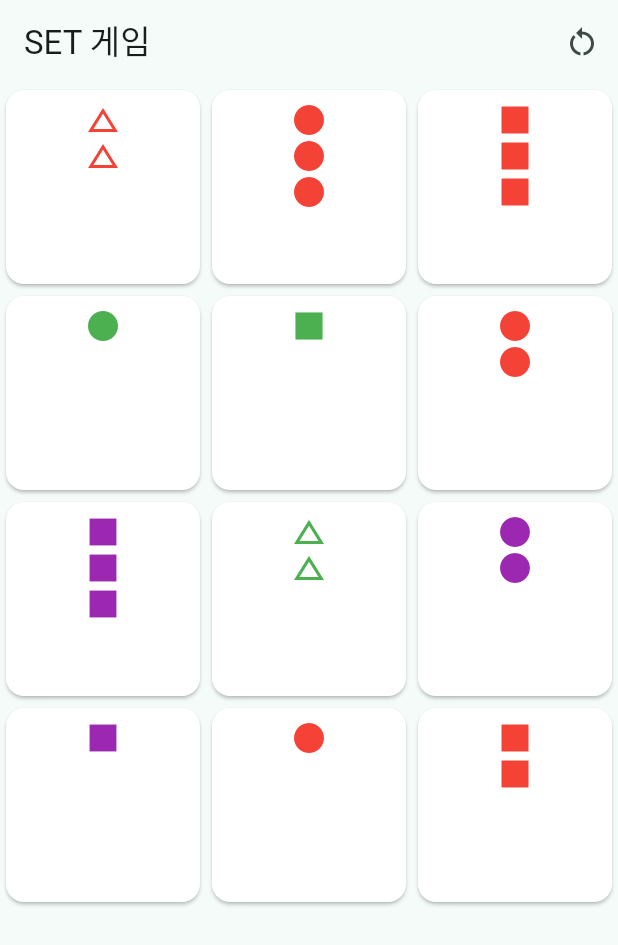
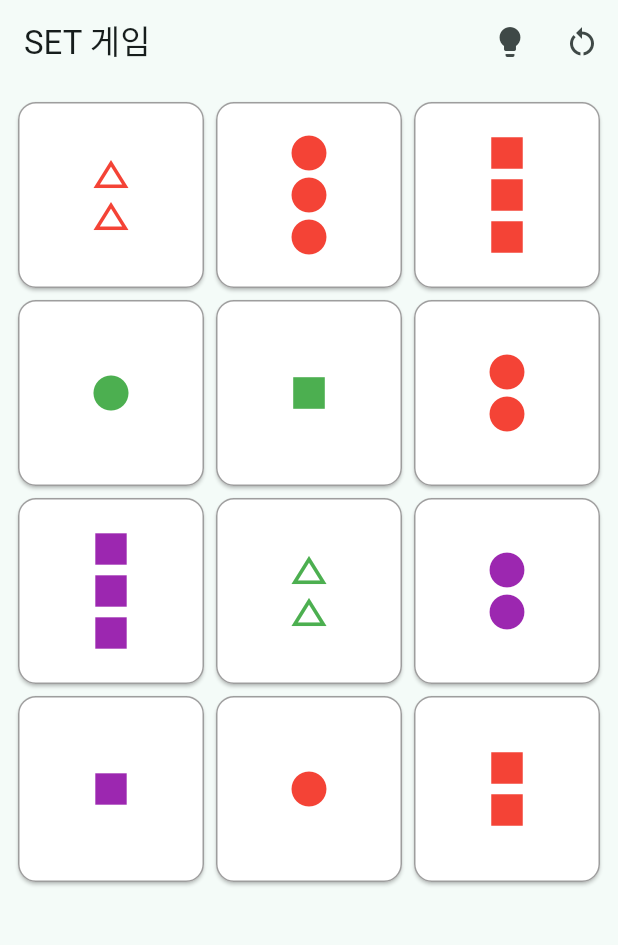
Before and after one commit to redspy/set_game, a Flutter app: the screen it shows after launch, on a phone screen of 412 x 824 dp. Shown: the top 945 px of the screen. Run offline on Flutter 3.47's test engine with Material 3 defaults, Android fonts, the phone set to English and light mode, and no system bars.

Commit message:
힌트기능 추가가

```diff
--- a/lib/views/card_widge.dart
+++ b/lib/views/card_widge.dart
@@ -4,12 +4,14 @@ import '../models/set_card.dart';
 class CardWidget extends StatelessWidget {
   final SetCard card;
   final bool isSelected;
+  final bool isHint;
   final VoidCallback onTap;
 
   const CardWidget({
     super.key,
     required this.card,
     required this.isSelected,
+    required this.isHint,
     required this.onTap,
   });
 
@@ -18,16 +20,28 @@ class CardWidget extends StatelessWidget {
     return GestureDetector(
       onTap: onTap,
       child: Card(
-        color: isSelected ? Colors.amber[200] : Colors.white,
+        color: isSelected
+            ? Colors.amber[300]
+            : isHint
+                ? Colors.lightBlue[100]
+                : Colors.white,
+        shape: RoundedRectangleBorder(
+          side: BorderSide(
+            color: isHint ? Colors.blue : Colors.grey,
+            width: isHint ? 2 : 1,
+          ),
+          borderRadius: BorderRadius.circular(12),
+        ),
         child: Padding(
           padding: const EdgeInsets.all(8.0),
           child: Column(
+            mainAxisAlignment: MainAxisAlignment.center,
             children: List.generate(
               card.count,
               (index) => Icon(
                 _getShapeIcon(card.shape),
                 color: _getColor(card.color),
-                size: 24,
+                size: 28,
               ),
             ),
           ),
@@ -43,7 +57,7 @@ class CardWidget extends StatelessWidget {
       case 1:
         return Icons.square;
       case 2:
-        return Icons.change_history; // triangle
+        return Icons.change_history;
       default:
         return Icons.help;
     }
--- a/lib/views/game_screen.dart
+++ b/lib/views/game_screen.dart
@@ -20,22 +20,35 @@ class _GameScreenState extends State<GameScreen> {
         title: const Text('SET 게임'),
         actions: [
           IconButton(
+            icon: const Icon(Icons.lightbulb),
+            tooltip: '힌트',
+            onPressed: () {
+              setState(() {
+                controller.findHint();
+              });
+            },
+          ),
+          IconButton(
             icon: const Icon(Icons.restart_alt),
+            tooltip: '게임 초기화',
             onPressed: () {
               setState(() {
                 controller.startNewGame();
               });
             },
-          )
+          ),
         ],
       ),
       body: GridView.count(
         crossAxisCount: 3,
+        padding: const EdgeInsets.all(8),
         children: controller.board.map((card) {
           final selected = controller.selectedCards.contains(card);
+          final isHint = controller.hintCards.contains(card);
           return CardWidget(
             card: card,
             isSelected: selected,
+            isHint: isHint,
             onTap: () {
               setState(() {
                 controller.selectCard(card);
```
Also changed, not shown: lib/controllers/game_controller.dart (+19 -0 lines).
